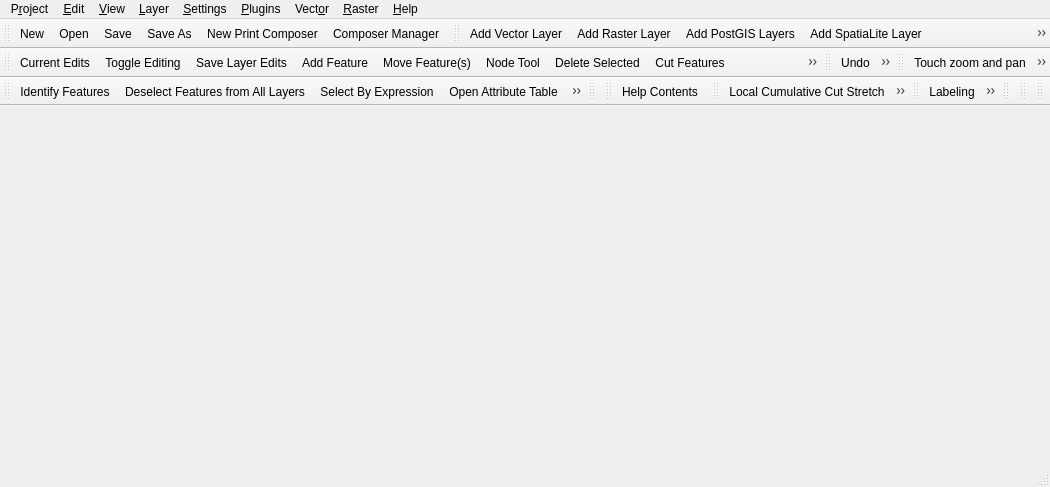
Before: the Qt Designer form src/ui/qgisapp.ui in carsmie/QGIS, drawn with Qt 5.
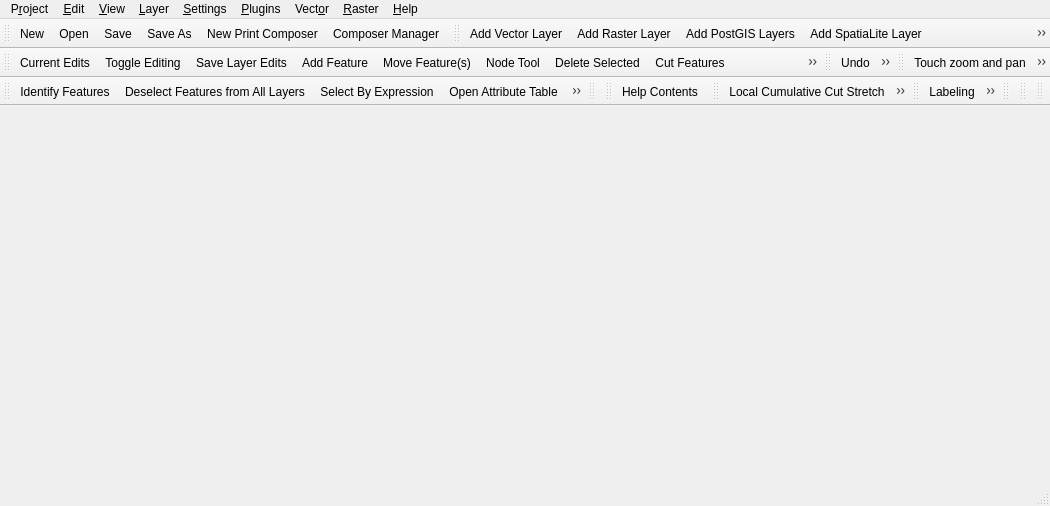
After: the same form once the commit is applied. Icons and pictures are not drawn.

What changed in the file:
```diff
--- a/src/ui/qgisapp.ui
+++ b/src/ui/qgisapp.ui
@@ -7,7 +7,7 @@
     <x>0</x>
     <y>0</y>
     <width>1050</width>
-    <height>487</height>
+    <height>506</height>
    </rect>
   </property>
   <widget class="QWidget" name="centralwidget"/>
```
Left out of the diff: 6 changed lines with no effect on the pictures.
